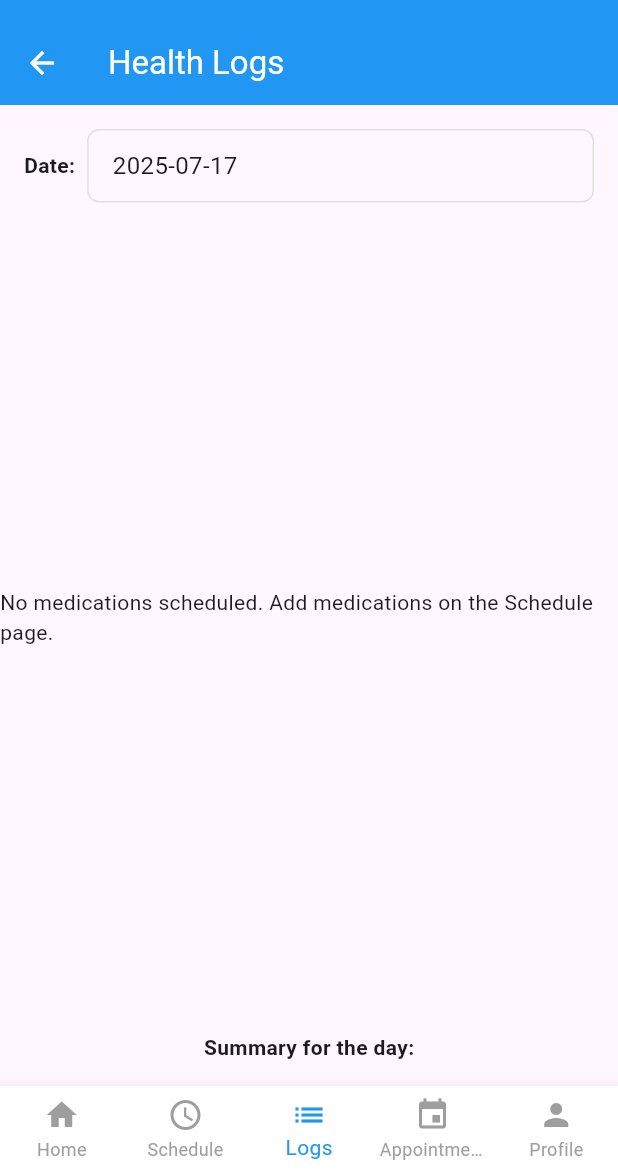
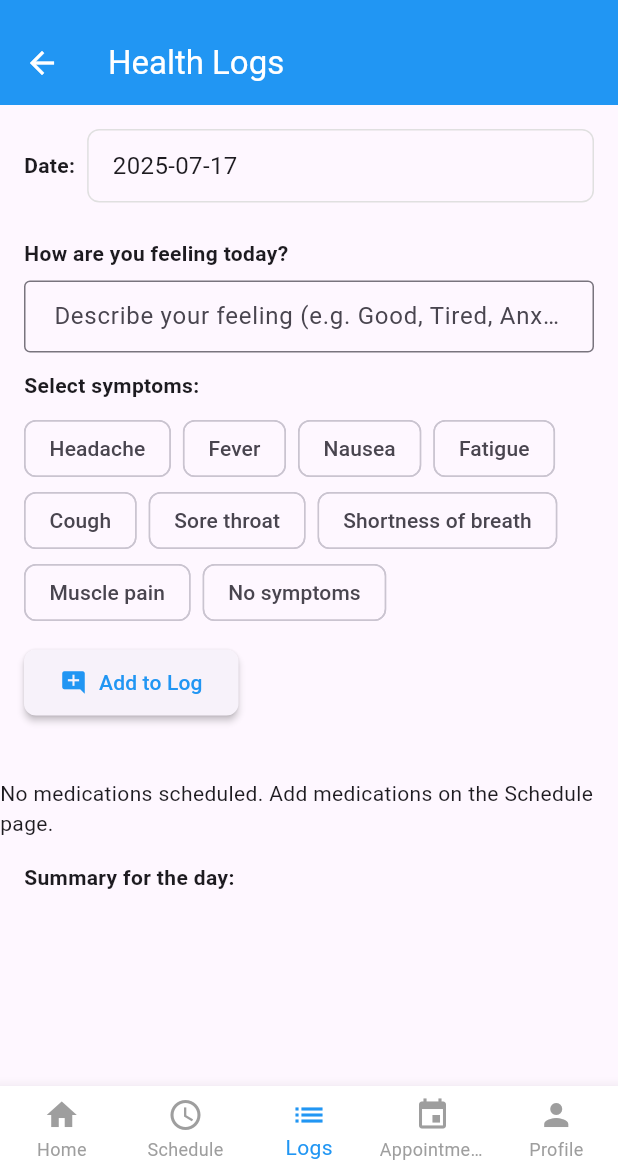
Before and after one commit to kboat10/MediNest, a Flutter app: the HomeScreen screen opened by its route, item 3 of the bottom bar chosen, on a phone screen of 412 x 824 dp, the part 63-1236 px from its top. Run offline on Flutter 3.47's test engine with Material 3 defaults, Android fonts, the phone set to English and light mode, and no system bars; our stand-ins replace file_picker, flutter_local_notifications, flutter_riverpod, permission_handler, printing, share_plus and 2 more; accounts and stored records are empty.

Commit message:
Add daily feeling and symptoms to health logs, UI, provider, and PDF export

```diff
--- a/lib/models/log_entry.dart
+++ b/lib/models/log_entry.dart
@@ -2,11 +2,15 @@ class LogEntry {
   final DateTime date;
   final String description;
   final String type;
+  final String? feeling;
+  final List<String>? symptoms;
 
   LogEntry({
     required this.date,
     required this.description,
     required this.type,
+    this.feeling,
+    this.symptoms,
   });
 
   Map<String, dynamic> toJson() {
@@ -14,6 +18,8 @@ class LogEntry {
       'date': date.toIso8601String(),
       'description': description,
       'type': type,
+      'feeling': feeling,
+      'symptoms': symptoms,
     };
   }
 
@@ -22,6 +28,8 @@ class LogEntry {
       date: DateTime.parse(json['date']),
       description: json['description'] ?? '',
       type: json['type'] ?? '',
+      feeling: json['feeling'],
+      symptoms: (json['symptoms'] as List?)?.map((e) => e.toString()).toList(),
     );
   }
 }
--- a/lib/providers/health_data_provider.dart
+++ b/lib/providers/health_data_provider.dart
@@ -449,23 +449,44 @@ class HealthDataProvider extends ChangeNotifier {
     }
   }
 
-  Future<void> editLog(int index, String description, String type) async {
+  Future<void> editLog(int index, String description, String type, {String? feeling, List<String>? symptoms}) async {
     try {
       _setLoading(true);
       _clearError();
-
       // Simulate async operation
       await Future.delayed(const Duration(milliseconds: 500));
-
       _logs[index] = LogEntry(
         date: _logs[index].date,
         description: description,
         type: type,
+        feeling: feeling,
+        symptoms: symptoms,
       );
       await _saveData();
       notifyListeners();
     } catch (e) {
       _setError('Failed to edit log entry: ${e.toString()}');
+    } finally {
+      _setLoading(false);
+    }
+  }
+
+  Future<void> addDailyFeelingLog(DateTime date, String feeling, List<String> symptoms) async {
+    try {
+      _setLoading(true);
+      _clearError();
+      await Future.delayed(const Duration(milliseconds: 500));
+      _logs.add(LogEntry(
+        date: date,
+        description: 'Daily feeling and symptoms',
+        type: 'daily',
+        feeling: feeling,
+        symptoms: symptoms,
+      ));
+      await _saveData();
+      notifyListeners();
+    } catch (e) {
+      _setError('Failed to add daily feeling log: ${e.toString()}');
     } finally {
       _setLoading(false);
     }
--- a/lib/screens/data_management_screen.dart
+++ b/lib/screens/data_management_screen.dart
@@ -575,11 +575,13 @@ class _DataManagementScreenState extends State<DataManagementScreen> {
             pw.Text('No health logs available.')
           else
             pw.Table.fromTextArray(
-              headers: ['Date', 'Description', 'Type'],
+              headers: ['Date', 'Description', 'Type', 'Feeling', 'Symptoms'],
               data: logs.map((log) => [
                 log.date.toIso8601String(),
                 log.description,
                 log.type,
+                log.feeling ?? '-',
+                (log.symptoms != null && log.symptoms!.isNotEmpty) ? log.symptoms!.join(', ') : '-',
               ]).toList(),
             ),
         ],
--- a/lib/screens/logs_screen.dart
+++ b/lib/screens/logs_screen.dart
@@ -18,10 +18,16 @@ class _LogsScreenState extends State<LogsScreen> {
   final TextEditingController _searchController = TextEditingController();
   String _searchQuery = '';
   DateTime _selectedDate = DateTime.now();
+  final TextEditingController _feelingController = TextEditingController();
+  final List<String> _allSymptoms = [
+    'Headache', 'Fever', 'Nausea', 'Fatigue', 'Cough', 'Sore throat', 'Shortness of breath', 'Muscle pain', 'No symptoms',
+  ];
+  List<String> _selectedSymptoms = [];
 
   @override
   void dispose() {
     _searchController.dispose();
+    _feelingController.dispose();
     super.dispose();
   }
 
@@ -69,7 +75,9 @@ class _LogsScreenState extends State<LogsScreen> {
       loadingMessage: 'Updating logs...',
       child: Scaffold(
         appBar: AppBar(title: const Text('Health Logs')),
-        body: Column(
+        body: SingleChildScrollView(
+          child: Column(
+            crossAxisAlignment: CrossAxisAlignment.stretch,
             children: [
               // Date picker
               Padding(
@@ -107,16 +115,80 @@ class _LogsScreenState extends State<LogsScreen> {
                   ],
                 ),
               ),
+              // Feeling and symptoms input
+              Padding(
+                padding: const EdgeInsets.symmetric(horizontal: 16.0, vertical: 8.0),
+                child: Column(
+                  crossAxisAlignment: CrossAxisAlignment.start,
+                  children: [
+                    const Text('How are you feeling today?', style: TextStyle(fontWeight: FontWeight.bold)),
+                    const SizedBox(height: 8),
+                    TextField(
+                      controller: _feelingController,
+                      decoration: const InputDecoration(
+                        hintText: 'Describe your feeling (e.g. Good, Tired, Anxious)',
+                        border: OutlineInputBorder(),
+                      ),
+                    ),
+                    const SizedBox(height: 12),
+                    const Text('Select symptoms:', style: TextStyle(fontWeight: FontWeight.bold)),
+                    const SizedBox(height: 8),
+                    Wrap(
+                      spacing: 8,
+                      children: _allSymptoms.map((symptom) {
+                        final selected = _selectedSymptoms.contains(symptom);
+                        return FilterChip(
+                          label: Text(symptom),
+                          selected: selected,
+                          onSelected: (val) {
+                            setState(() {
+                              if (val) {
+                                _selectedSymptoms.add(symptom);
+                              } else {
+                                _selectedSymptoms.remove(symptom);
+                              }
+                            });
+                          },
+                        );
+                      }).toList(),
+                    ),
+                    const SizedBox(height: 12),
+                    ElevatedButton.icon(
+                      icon: const Icon(Icons.add_comment),
+                      label: const Text('Add to Log'),
+                      onPressed: () async {
+                        if (_feelingController.text.trim().isEmpty && _selectedSymptoms.isEmpty) {
+                          ScaffoldMessenger.of(context).showSnackBar(
+                            const SnackBar(content: Text('Please enter a feeling or select at least one symptom.')),
+                          );
+                          return;
+                        }
+                        await healthData.addDailyFeelingLog(
+                          _selectedDate,
+                          _feelingController.text.trim(),
+                          List<String>.from(_selectedSymptoms),
+                        );
+                        setState(() {
+                          _feelingController.clear();
+                          _selectedSymptoms.clear();
+                        });
+                      },
+                    ),
+                  ],
+                ),
+              ),
               // Medication checklist for the day
               if (medications.isEmpty)
-              Expanded(
+                Padding(
+                  padding: const EdgeInsets.only(top: 32.0),
                   child: Center(
                     child: Text('No medications scheduled. Add medications on the Schedule page.'),
                   ),
                 )
               else
-              Expanded(
-                child: ListView.builder(
+                ListView.builder(
+                  shrinkWrap: true,
+                  physics: const NeverScrollableScrollPhysics(),
                   itemCount: medications.length,
                   itemBuilder: (context, idx) {
                     final med = medications[idx];
@@ -178,7 +250,6 @@ class _LogsScreenState extends State<LogsScreen> {
                     );
                   },
                 ),
-              ),
               // Summary
               Padding(
                 padding: const EdgeInsets.all(16.0),
@@ -190,10 +261,34 @@ class _LogsScreenState extends State<LogsScreen> {
                       final taken = getMedicationTakenStatus(logs, med, _selectedDate);
                       return Text('${med.name}: ${taken == true ? 'Taken' : taken == false ? 'Missed' : 'Not logged'}');
                     }).toList(),
+                    // Show latest daily log for the date
+                    Builder(
+                      builder: (context) {
+                        final dailyLogs = logs.where((l) => l.type == 'daily' && l.date.year == _selectedDate.year && l.date.month == _selectedDate.month && l.date.day == _selectedDate.day).toList();
+                        if (dailyLogs.isNotEmpty) {
+                          final log = dailyLogs.last;
+                          return Padding(
+                            padding: const EdgeInsets.only(top: 12.0),
+                            child: Column(
+                              crossAxisAlignment: CrossAxisAlignment.start,
+                              children: [
+                                const Text('Your feeling: ', style: TextStyle(fontWeight: FontWeight.bold)),
+                                Text(log.feeling ?? '-'),
+                                const SizedBox(height: 4),
+                                const Text('Symptoms: ', style: TextStyle(fontWeight: FontWeight.bold)),
+                                Text(log.symptoms != null && log.symptoms!.isNotEmpty ? log.symptoms!.join(', ') : '-'),
+                              ],
+                            ),
+                          );
+                        }
+                        return const SizedBox();
+                      },
+                    ),
                   ],
                 ),
               ),
             ],
+          ),
         ),
       ),
     );
```
Lines whose indentation alone changed are shown as unchanged.
